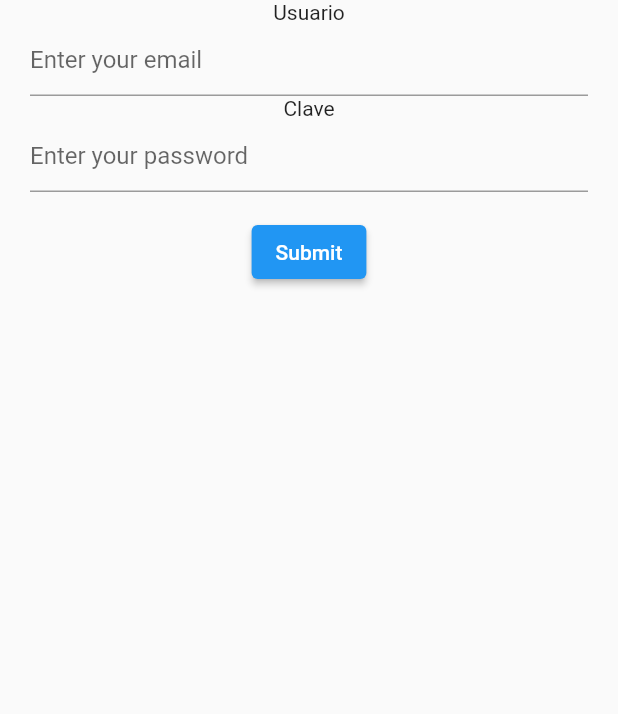
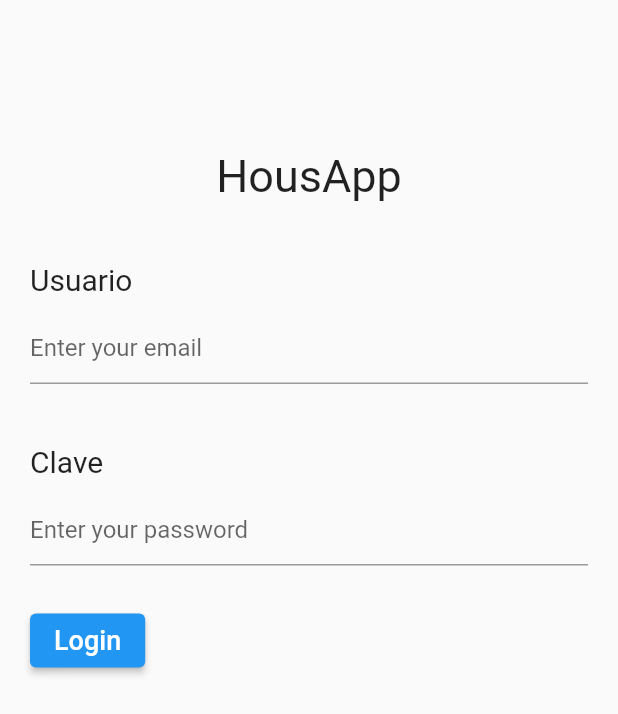
Before and after one commit to Matish1/app-test, a Flutter app: the LoginPage screen opened by its route, on a phone screen of 412 x 824 dp. Shown: the top 714 px of the screen. Run offline on Flutter 3.47's test engine with Material 2 defaults, Android fonts, the phone set to English and light mode, and no system bars.

Commit message:
terminando login

```diff
--- a/app/lib/main.dart
+++ b/app/lib/main.dart
@@ -1,6 +1,7 @@
 import 'package:app/routes/routesPage.dart';
 import 'package:app/src/detail_page.dart';
 import 'package:app/src/loginPage.dart';
+import 'package:app/src/settings_page.dart';
 import 'package:flutter/material.dart';
 import 'src/home_page.dart';
 import 'src/detail_page.dart';
@@ -20,7 +21,7 @@ class MyApp extends StatelessWidget {
       theme: ThemeData(
         primarySwatch: Colors.blue,
       ),
-      home: LoginPage(),
+      home: HomePage(),
       routes: routesPageElement,
     );
   }
--- a/app/lib/routes/routesPage.dart
+++ b/app/lib/routes/routesPage.dart
@@ -1,10 +1,12 @@
 import 'package:app/src/detail_page.dart';
 import 'package:app/src/home_page.dart';
 import 'package:app/src/loginPage.dart';
+import 'package:app/src/settings_page.dart';
 import 'package:flutter/material.dart';
 
 Map<String, WidgetBuilder> routesPageElement = {
   'login': (BuildContext context) => LoginPage(),
   'home': (BuildContext context) => HomePage(),
   'detail': (BuildContext context) => DetailPage(),
+  'settings': (BuildContext context) => SettignsPage(),
 };
--- a/app/lib/src/loginPage.dart
+++ b/app/lib/src/loginPage.dart
@@ -22,16 +22,30 @@ class LoginPage extends StatelessWidget {
   }
 
   Widget header_data() {
-    return Container();
+    return Container(
+      margin: EdgeInsetsDirectional.only(top: 100),
+      child: Column(
+        children: [
+          Text(
+            "HousApp",
+            style: TextStyle(
+              fontSize: 30,
+            ),
+          ),
+        ],
+      ),
+    );
   }
 
   Widget form_data() {
     return Container(
+      padding: EdgeInsetsDirectional.only(start: 20, end: 20, top: 40),
       child: Column(
+        crossAxisAlignment: CrossAxisAlignment.start,
         children: [
-          Text("Usuario"),
+          desing_text("Usuario"),
           input_username(),
-          Text("Clave"),
+          desing_text("Clave"),
           input_password(),
           desing_btn_login(),
         ],
@@ -41,7 +55,7 @@ class LoginPage extends StatelessWidget {
 
   Widget input_username() {
     return Container(
-      padding: EdgeInsetsDirectional.only(start: 20, end: 20),
+      padding: EdgeInsetsDirectional.only(top: 10, bottom: 40),
       child: TextFormField(
         decoration: const InputDecoration(
           hintText: 'Enter your email',
@@ -58,7 +72,7 @@ class LoginPage extends StatelessWidget {
 
   Widget input_password() {
     return Container(
-      padding: EdgeInsetsDirectional.only(start: 20, end: 20),
+      padding: EdgeInsetsDirectional.only(top: 10, bottom: 10),
       child: TextFormField(
         decoration: const InputDecoration(
           hintText: 'Enter your password',
@@ -73,13 +87,25 @@ class LoginPage extends StatelessWidget {
     );
   }
 
+  Widget desing_text(String text) {
+    return Container(
+      child: Text(
+        text,
+        style: TextStyle(fontSize: 20),
+      ),
+    );
+  }
+
   Widget desing_btn_login() {
     return Container(
       child: Padding(
         padding: const EdgeInsets.symmetric(vertical: 16.0),
         child: ElevatedButton(
           onPressed: () {},
-          child: const Text('Submit'),
+          child: const Text(
+            'Login',
+            style: TextStyle(fontSize: 18),
+          ),
         ),
       ),
     );
```
Also changed, not shown: app/lib/src/home_page.dart (+85 -9 lines), app/lib/src/settings_page.dart (added, +79 -0 lines).
